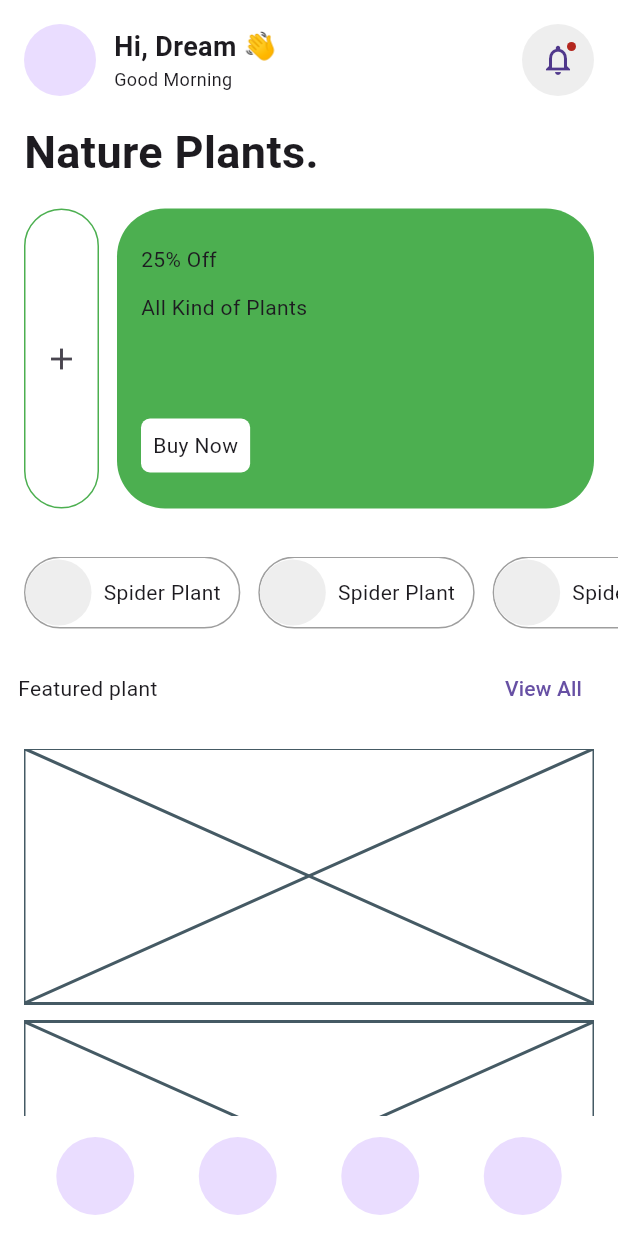
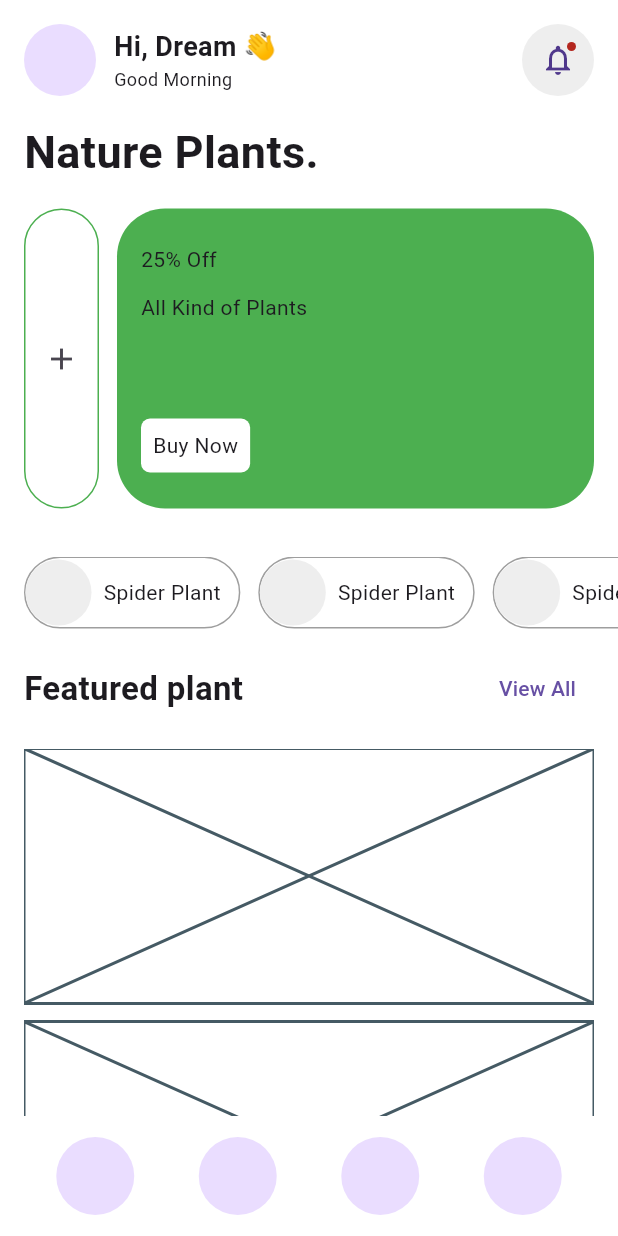
Before and after one commit to JAICHANGPARK/flutter_notebook_chapter_45, a Flutter app: the PlantHomePage screen opened directly, on a phone screen of 412 x 824 dp. Run offline on Flutter 3.47's test engine with Material 3 defaults, Android fonts, the phone set to English and light mode, and no system bars; our stand-ins replace gap, hugeicons, smooth_page_indicator.

Commit message:
Update plant_home_page.dart

```diff
--- a/lib/ep2265_plant_shop_app/ui/plant_home_page.dart
+++ b/lib/ep2265_plant_shop_app/ui/plant_home_page.dart
@@ -153,11 +153,17 @@ class _PlantHomePageState extends State<PlantHomePage> {
               ),
             ),
             Padding(
-              padding: const EdgeInsets.symmetric(horizontal: 12),
+              padding: const EdgeInsets.symmetric(horizontal: 16),
               child: Row(
                 mainAxisAlignment: MainAxisAlignment.spaceBetween,
                 children: [
-                  Text("Featured plant"),
+                  Text(
+                    "Featured plant",
+                    style: TextStyle(fontWeight: FontWeight.bold
+                    ,
+                      fontSize: 22,
+                    ),
+                  ),
                   TextButton(onPressed: () {}, child: Text('View All')),
                 ],
               ),
```
